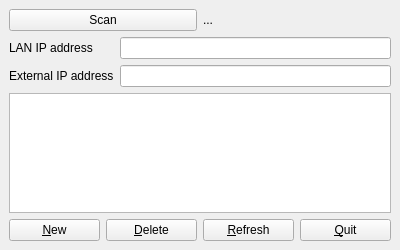
Above: igdgui.ui from brain0/igdgui before the change. Below: the same form after it.
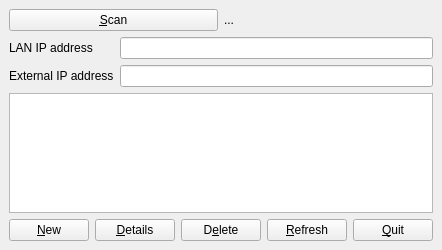
That is the form after the change.

Commit message: Add port mapping details dialog

The edit to the form file:
```diff
--- a/igdgui.ui
+++ b/igdgui.ui
@@ -6,7 +6,7 @@
    <rect>
     <x>0</x>
     <y>0</y>
-    <width>400</width>
+    <width>438</width>
     <height>250</height>
    </rect>
   </property>
@@ -20,7 +20,7 @@
       <item>
        <widget class="QPushButton" name="buttonScan">
         <property name="text">
-         <string>Scan</string>
+         <string>&amp;Scan</string>
         </property>
        </widget>
       </item>
@@ -80,10 +80,17 @@
         </property>
        </widget>
       </item>
+      <item>
+       <widget class="QPushButton" name="buttonDetails">
+        <property name="text">
+         <string>&amp;Details</string>
+        </property>
+       </widget>
+      </item>
       <item>
        <widget class="QPushButton" name="buttonDelete">
         <property name="text">
-         <string>&amp;Delete</string>
+         <string>D&amp;elete</string>
         </property>
        </widget>
       </item>
```
The commit also changes 6 other files.
